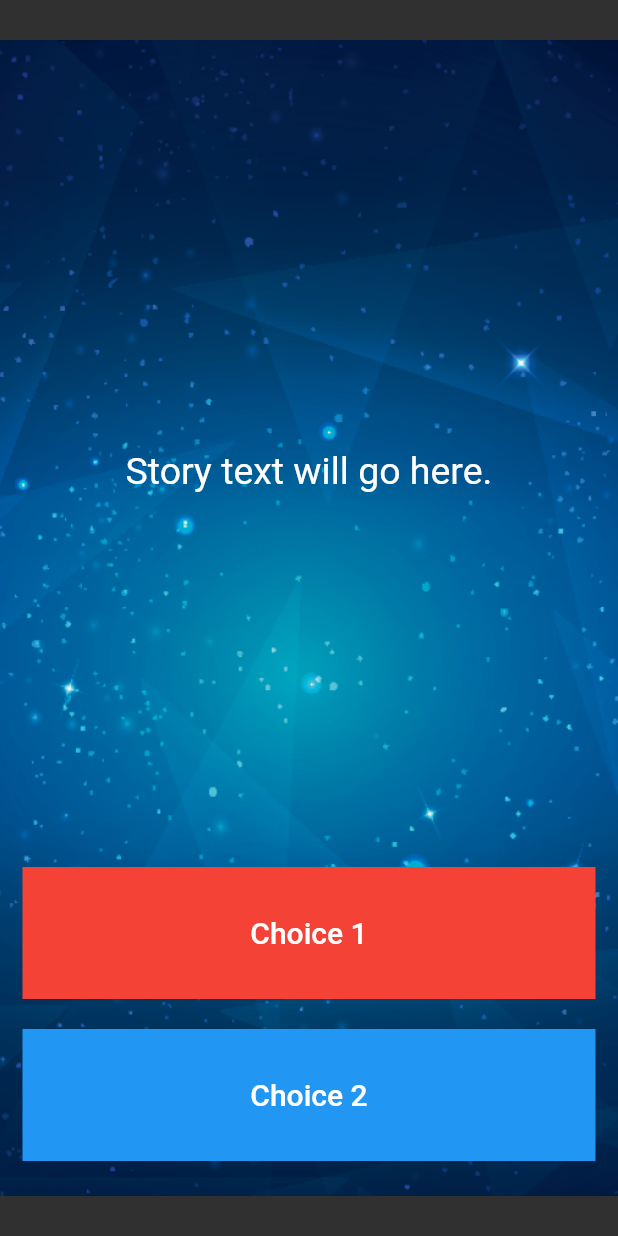
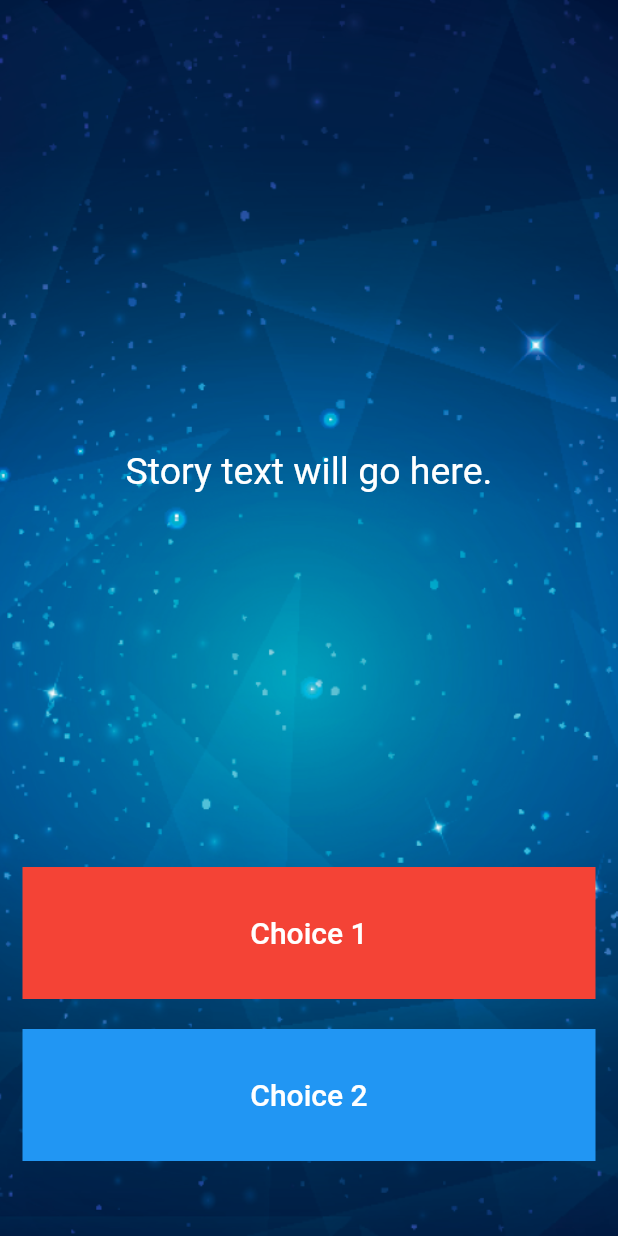
Before and after one commit to divyashivaram/flutter_udemy, a Flutter app: the screen it shows after launch, on a phone screen of 412 x 824 dp. Run offline on Flutter 3.47's test engine with Material 2 defaults, Android fonts, the phone set to English and light mode, and no system bars; our stand-ins replace audioplayers, rflutter_alert.

Commit message:
destini: todo 2,3,4: create new class

```diff
--- a/destini_challenge/lib/main.dart
+++ b/destini_challenge/lib/main.dart
@@ -28,8 +28,7 @@ class _StoryPageState extends State<StoryPage> {
         constraints: BoxConstraints.expand(),
         decoration: BoxDecoration(
           image: DecorationImage(
-            image: AssetImage('images/background.png'),
-          ),
+              image: AssetImage('images/background.png'), fit: BoxFit.cover),
         ),
         child: SafeArea(
           child: Column(
--- a/destini_challenge/lib/story.dart
+++ b/destini_challenge/lib/story.dart
@@ -1,5 +1,7 @@
-//TODO: Step 2 - Create a new class called Story.
+class Story {
+  String? storyTitle;
+  String? choice1;
+  String? choice2;
 
-//TODO: Step 3 - Create 3 properties for this class, A. storyTitle to store the story text. B. choice1 to store the text for choice 1, C. choice2 to store the text for choice 2.
-
-//TODO: Step 4 - Create a Constructor for this class to be able to initialise the properties created in step 3.
+  Story(this.storyTitle, this.choice1, this.choice2);
+}
```
